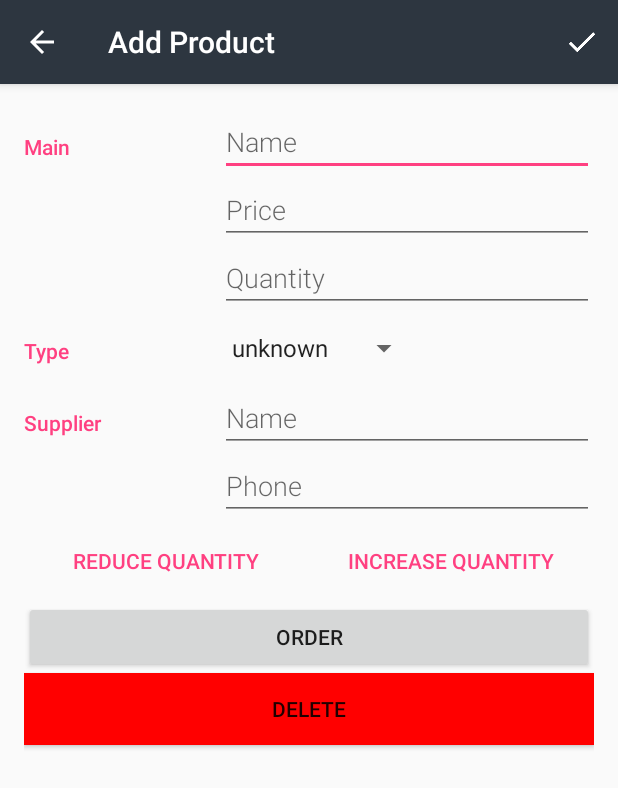
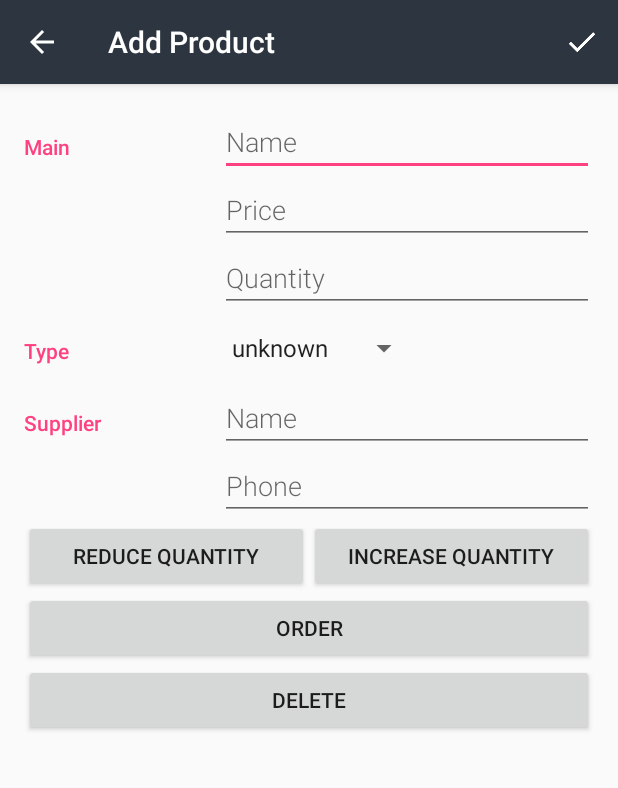
Before and after one commit to sabyx/BookStore, an Android app: the EditorActivity screen opened directly, with no data from a screen before it, on a phone screen of 412 x 824 dp. Shown: the top 788 px of the screen. Run offline under Robolectric (Android 15) with nearby library versions, the phone set to English and light mode, and no system bars.

Commit message:
ui fixes

```diff
--- a/app/src/main/res/layout/activity_editor.xml
+++ b/app/src/main/res/layout/activity_editor.xml
@@ -111,16 +111,16 @@
 
             <Button
                 android:id="@+id/quantity_minus"
-                style="?android:attr/buttonBarButtonStyle"
                 android:text="@string/reduce_quantity"
+                style="DefaultEditorButton"
                 android:layout_width="0dp"
                 android:layout_height="wrap_content"
                 android:layout_weight="1" />
 
             <Button
                 android:id="@+id/quantity_plus"
-                style="?android:attr/buttonBarButtonStyle"
                 android:text="@string/increase_quantity"
+                style="DefaultEditorButton"
                 android:layout_width="0dp"
                 android:layout_height="wrap_content"
                 android:layout_weight="1" />
@@ -129,13 +129,14 @@
         <Button
             android:id="@+id/order"
             android:text="@string/order_product"
+            style="DefaultEditorButton"
             android:layout_width="match_parent"
             android:layout_height="wrap_content" />
 
         <Button
             android:id="@+id/delete"
             android:text="@string/delete_product"
-            android:background="@color/deleteButton"
+            style="DeleteEditorButton"
             android:layout_width="match_parent"
             android:layout_gravity="end"
             android:layout_height="wrap_content" />
--- a/app/src/main/res/values/colors.xml
+++ b/app/src/main/res/values/colors.xml
@@ -7,5 +7,8 @@
     <color name="editorColorPrimary">#2D3640</color>
     <color name="editorColorPrimaryDark">#394450</color>
 
+    <color name="buttonBackground">#e4e4e4</color>
+    <color name="buttonText">#000000</color>
     <color name="deleteButton">#ff0000</color>
+    <color name="deleteButtonText">#ffffff</color>
 </resources>
```
Also changed, not shown: app/src/main/res/values/styles.xml (+12 -0 lines).
